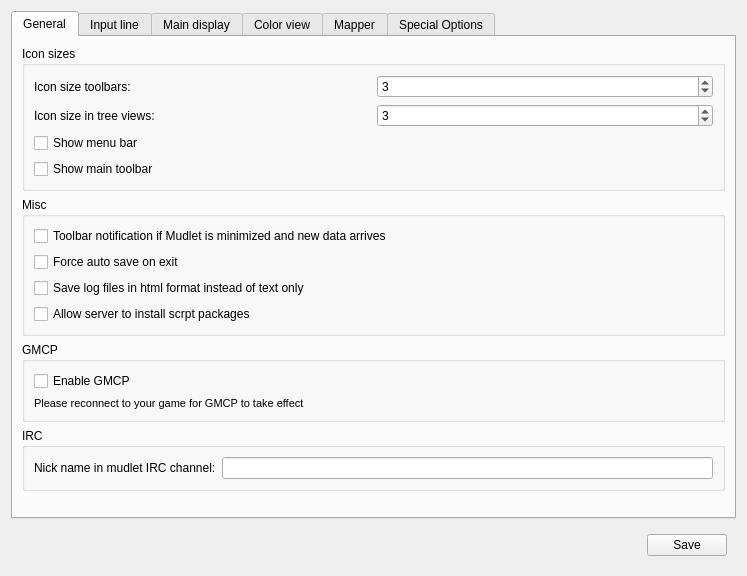
The window that src/ui/profile_preferences.ui (Mudlet/Mudlet) describes before a commit, drawn with Qt 5.
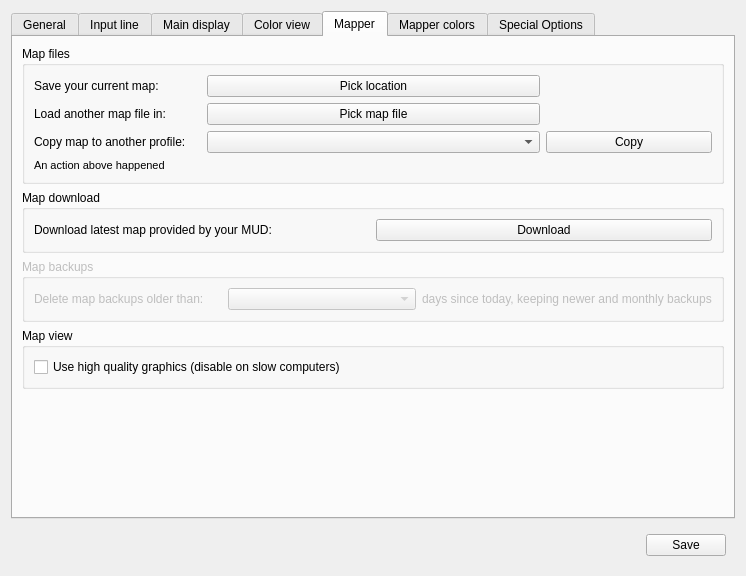
The same window after the commit. The open tabs and pages were chosen to show the change. Icons and pictures are not drawn.

Commit message: NEW Vadim Peretokin: import/export map buttons  | copy maps to other profiles | getAreaTableSwap() to deal with areas with duplicate names

```diff
--- a/src/ui/profile_preferences.ui
+++ b/src/ui/profile_preferences.ui
@@ -6,7 +6,7 @@
    <rect>
     <x>0</x>
     <y>0</y>
-    <width>747</width>
+    <width>744</width>
     <height>576</height>
    </rect>
   </property>
@@ -1237,10 +1237,177 @@
        </item>
       </layout>
      </widget>
-     <widget class="QWidget" name="tab_4">
+     <widget class="QWidget" name="mapper_tab">
       <attribute name="title">
        <string>Mapper</string>
       </attribute>
+      <layout class="QGridLayout" name="gridLayout_24">
+       <item row="0" column="0">
+        <widget class="QGroupBox" name="groupBox_3">
+         <property name="title">
+          <string>Map files</string>
+         </property>
+         <layout class="QGridLayout" name="gridLayout_3">
+          <item row="1" column="0">
+           <widget class="QLabel" name="label_10">
+            <property name="text">
+             <string>Load another map file in:</string>
+            </property>
+           </widget>
+          </item>
+          <item row="1" column="1" colspan="2">
+           <widget class="QPushButton" name="load_map_button">
+            <property name="text">
+             <string>Pick map file</string>
+            </property>
+           </widget>
+          </item>
+          <item row="2" column="1" colspan="2">
+           <widget class="QComboBox" name="mapper_profiles_combobox"/>
+          </item>
+          <item row="2" column="3">
+           <widget class="QPushButton" name="copy_map_profile">
+            <property name="text">
+             <string>Copy</string>
+            </property>
+           </widget>
+          </item>
+          <item row="2" column="0">
+           <widget class="QLabel" name="label_12">
+            <property name="text">
+             <string>Copy map to another profile:</string>
+            </property>
+           </widget>
+          </item>
+          <item row="0" column="1" colspan="2">
+           <widget class="QPushButton" name="save_map_button">
+            <property name="text">
+             <string>Pick location</string>
+            </property>
+           </widget>
+          </item>
+          <item row="0" column="0">
+           <widget class="QLabel" name="label_9">
+            <property name="text">
+             <string>Save your current map:</string>
+            </property>
+           </widget>
+          </item>
+          <item row="3" column="0" colspan="4">
+           <widget class="QLabel" name="map_file_action">
+            <property name="font">
+             <font>
+              <pointsize>8</pointsize>
+             </font>
+            </property>
+            <property name="text">
+             <string>An action above happened</string>
+            </property>
+           </widget>
+          </item>
+         </layout>
+        </widget>
+       </item>
+       <item row="1" column="0">
+        <widget class="QGroupBox" name="downloadMapOptions">
+         <property name="title">
+          <string>Map download</string>
+         </property>
+         <layout class="QGridLayout" name="gridLayout_23">
+          <item row="0" column="0">
+           <widget class="QLabel" name="label_11">
+            <property name="toolTip">
+             <string>&lt;html&gt;&lt;head/&gt;&lt;body&gt;&lt;p&gt;On MUDs that provide maps for download (currently IRE games only), you can press this button to get the latest map. Note that this will &lt;span style=&quot; font-weight:600;&quot;&gt;overwrite&lt;/span&gt; any changes you've done to your map, and will use the new map only&lt;/p&gt;&lt;/body&gt;&lt;/html&gt;</string>
+            </property>
+            <property name="text">
+             <string>Download latest map provided by your MUD:</string>
+            </property>
+           </widget>
+          </item>
+          <item row="0" column="1">
+           <widget class="QPushButton" name="buttonDownloadMap">
+            <property name="toolTip">
+             <string>&lt;html&gt;&lt;head/&gt;&lt;body&gt;&lt;p&gt;On MUDs that provide maps for download (currently IRE games only), you can press this button to get the latest map. Note that this will &lt;span style=&quot; font-weight:600;&quot;&gt;overwrite&lt;/span&gt; any changes you've done to your map, and will use the new map only&lt;/p&gt;&lt;/body&gt;&lt;/html&gt;</string>
+            </property>
+            <property name="text">
+             <string>Download</string>
+            </property>
+           </widget>
+          </item>
+         </layout>
+        </widget>
+       </item>
+       <item row="2" column="0">
+        <widget class="QGroupBox" name="groupBox_12">
+         <property name="enabled">
+          <bool>false</bool>
+         </property>
+         <property name="title">
+          <string>Map backups</string>
+         </property>
+         <layout class="QGridLayout" name="gridLayout_8">
+          <item row="0" column="0">
+           <widget class="QLabel" name="label_13">
+            <property name="text">
+             <string>Delete map backups older than:</string>
+            </property>
+           </widget>
+          </item>
+          <item row="0" column="1">
+           <widget class="QComboBox" name="comboBox">
+            <property name="frame">
+             <bool>true</bool>
+            </property>
+           </widget>
+          </item>
+          <item row="0" column="2">
+           <widget class="QLabel" name="label_14">
+            <property name="text">
+             <string>days since today, keeping newer and monthly backups</string>
+            </property>
+           </widget>
+          </item>
+         </layout>
+        </widget>
+       </item>
+       <item row="3" column="0">
+        <widget class="QGroupBox" name="groupBox_5">
+         <property name="title">
+          <string>Map view</string>
+         </property>
+         <layout class="QGridLayout" name="gridLayout_22">
+          <item row="0" column="0">
+           <widget class="QCheckBox" name="mMapperUseAntiAlias">
+            <property name="whatsThis">
+             <string>&lt;html&gt;&lt;head/&gt;&lt;body&gt;&lt;p&gt;This enables anti-aliasing (AA) for tha map view, making it look smother and nicer&lt;/p&gt;&lt;/body&gt;&lt;/html&gt;</string>
+            </property>
+            <property name="text">
+             <string>Use high quality graphics (disable on slow computers)</string>
+            </property>
+           </widget>
+          </item>
+         </layout>
+        </widget>
+       </item>
+       <item row="4" column="0">
+        <spacer name="mapper_tab_bottom_spacer">
+         <property name="orientation">
+          <enum>Qt::Vertical</enum>
+         </property>
+         <property name="sizeHint" stdset="0">
+          <size>
+           <width>20</width>
+           <height>40</height>
+          </size>
+         </property>
+        </spacer>
+       </item>
+      </layout>
+     </widget>
+     <widget class="QWidget" name="tab_4">
+      <attribute name="title">
+       <string>Mapper colors</string>
+      </attribute>
       <layout class="QGridLayout" name="gridLayout_18">
        <item row="0" column="0">
         <widget class="QGroupBox" name="groupBox_14">
@@ -1572,26 +1739,6 @@
             </property>
            </widget>
           </item>
-          <item row="5" column="0">
-           <widget class="QCheckBox" name="mMapperUseAntiAlias">
-            <property name="text">
-             <string>Use high quality graphics (disable on slow computers)</string>
-            </property>
-           </widget>
-          </item>
-          <item row="8" column="0" colspan="2">
-           <spacer name="verticalSpacer_4">
-            <property name="orientation">
-             <enum>Qt::Vertical</enum>
-            </property>
-            <property name="sizeHint" stdset="0">
-             <size>
-              <width>20</width>
-              <height>40</height>
-             </size>
-            </property>
-           </spacer>
-          </item>
          </layout>
         </widget>
        </item>
@@ -1667,121 +1814,6 @@
          </layout>
         </widget>
        </item>
-       <item row="2" column="0">
-        <spacer name="verticalSpacer_6">
-         <property name="orientation">
-          <enum>Qt::Vertical</enum>
-         </property>
-         <property name="sizeHint" stdset="0">
-          <size>
-           <width>20</width>
-           <height>40</height>
-          </size>
-         </property>
-        </spacer>
-       </item>
-       <item row="1" column="0">
-        <widget class="QWidget" name="downloadMapOptions" native="true">
-         <property name="sizePolicy">
-          <sizepolicy hsizetype="Expanding" vsizetype="Expanding">
-           <horstretch>0</horstretch>
-           <verstretch>0</verstretch>
-          </sizepolicy>
-         </property>
-         <layout class="QGridLayout" name="gridLayout_22">
-          <item row="0" column="0">
-           <widget class="QLabel" name="label_60">
-            <property name="sizePolicy">
-             <sizepolicy hsizetype="Ignored" vsizetype="Preferred">
-              <horstretch>0</horstretch>
-              <verstretch>0</verstretch>
-             </sizepolicy>
-            </property>
-            <property name="palette">
-             <palette>
-              <active>
-               <colorrole role="WindowText">
-                <brush brushstyle="SolidPattern">
-                 <color alpha="255">
-                  <red>255</red>
-                  <green>0</green>
-                  <blue>0</blue>
-                 </color>
-                </brush>
-               </colorrole>
-               <colorrole role="Text">
-                <brush brushstyle="SolidPattern">
-                 <color alpha="255">
-                  <red>255</red>
-                  <green>0</green>
-                  <blue>0</blue>
-                 </color>
-                </brush>
-               </colorrole>
-              </active>
-              <inactive>
-               <colorrole role="WindowText">
-                <brush brushstyle="SolidPattern">
-                 <color alpha="255">
-                  <red>255</red>
-                  <green>0</green>
-                  <blue>0</blue>
-                 </color>
-                </brush>
-               </colorrole>
-               <colorrole role="Text">
-                <brush brushstyle="SolidPattern">
-                 <color alpha="255">
-                  <red>255</red>
-                  <green>0</green>
-                  <blue>0</blue>
-                 </color>
-                </brush>
-               </colorrole>
-              </inactive>
-              <disabled>
-               <colorrole role="WindowText">
-                <brush brushstyle="SolidPattern">
-                 <color alpha="255">
-                  <red>120</red>
-                  <green>120</green>
-                  <blue>120</blue>
-                 </color>
-                </brush>
-               </colorrole>
-               <colorrole role="Text">
-                <brush brushstyle="SolidPattern">
-                 <color alpha="255">
-                  <red>120</red>
-                  <green>120</green>
-                  <blue>120</blue>
-                 </color>
-                </brush>
-               </colorrole>
-              </disabled>
-             </palette>
-            </property>
-            <property name="text">
-             <string>Download map from server (NOTE: This will override all of your personal changes to the map. To get back to an older version of the map you can manually delete the most recent snapshot of the map in the folder &lt;mudlet_home_dir&gt;/&lt;yourprofile&gt;/map)</string>
-            </property>
-            <property name="scaledContents">
-             <bool>true</bool>
-            </property>
-            <property name="wordWrap">
-             <bool>true</bool>
-            </property>
-           </widget>
-          </item>
-          <item row="0" column="1">
-           <widget class="QPushButton" name="buttonDownloadMap">
-            <property name="text">
-             <string>download latest map version from server</string>
-            </property>
-           </widget>
-          </item>
-         </layout>
-        </widget>
-       </item>
       </layout>
      </widget>
     </widget>
```
Left out of the diff: 104 changed lines with no effect on the pictures. The commit also changes 6 other files.
